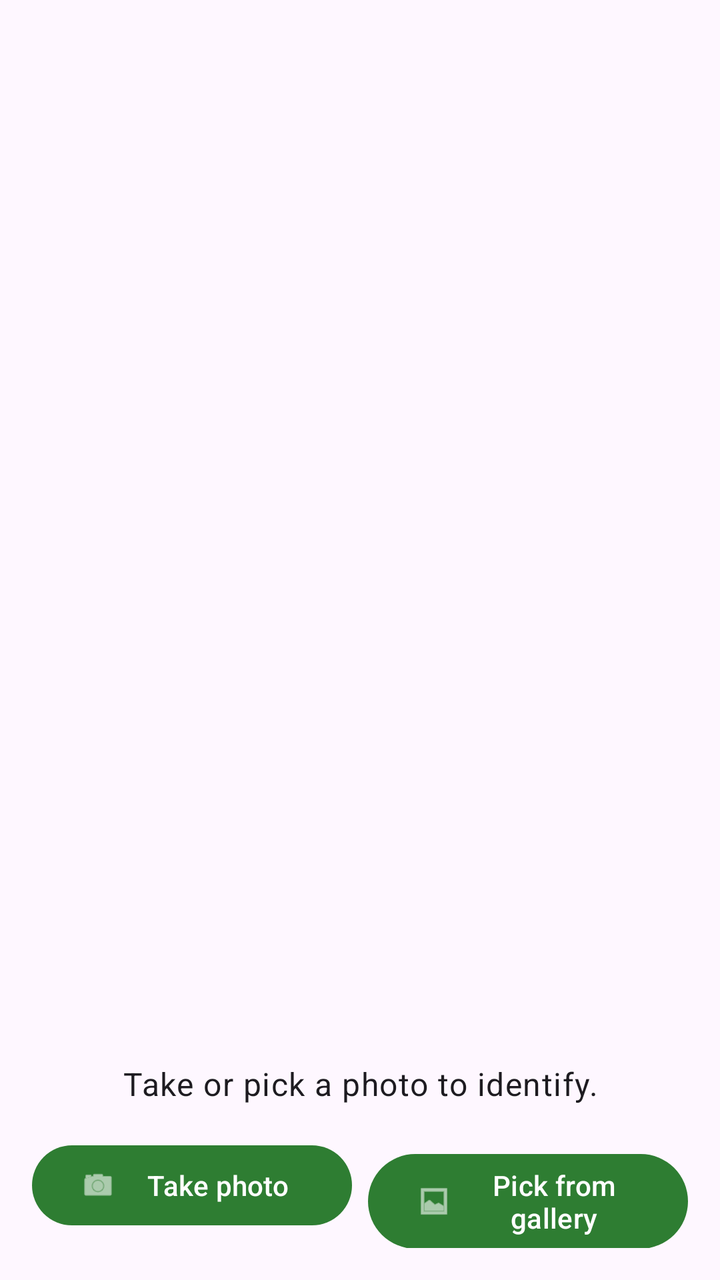
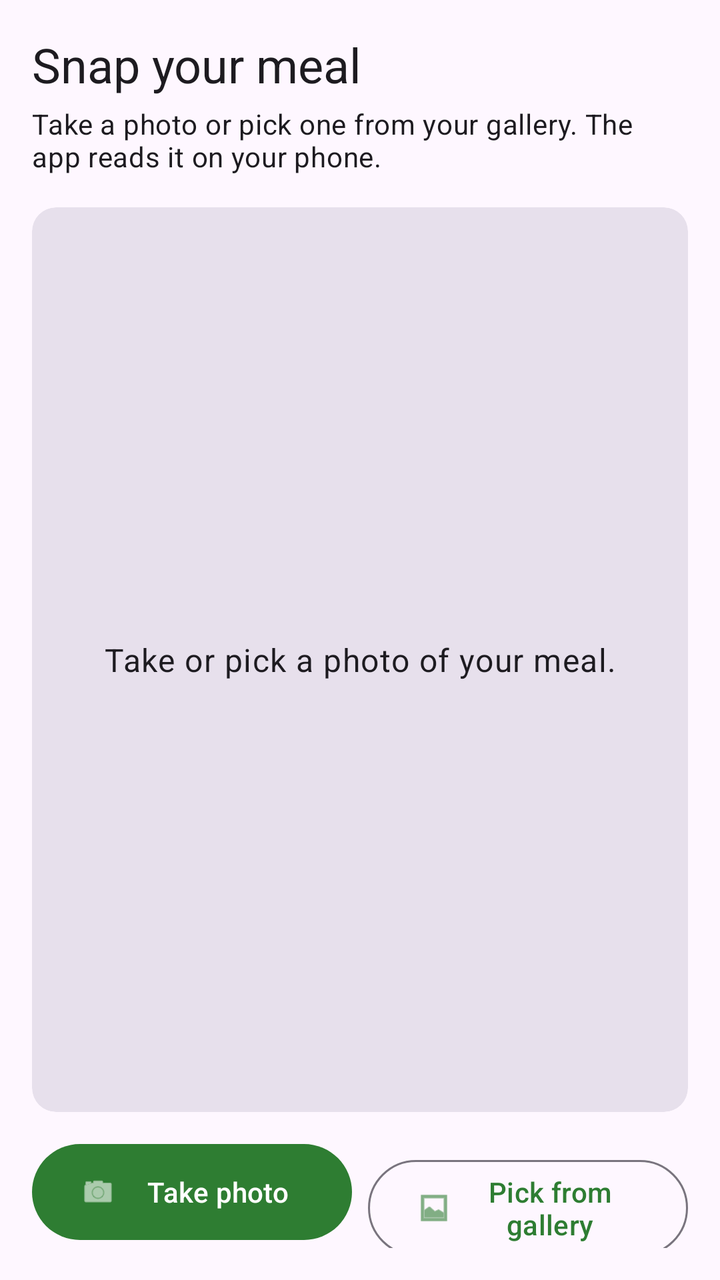

The first picture is an Android layout as it rendered before a commit; the second is the same layout after the commit. The layout source and the unified diff follow.
<!-- AndroidManifest.xml: application theme Theme.Identify -->
<!-- res/layout/fragment_camera.xml -->
<?xml version="1.0" encoding="utf-8"?>
<LinearLayout xmlns:android="http://schemas.android.com/apk/res/android"
    xmlns:app="http://schemas.android.com/apk/res-auto"
    android:layout_width="match_parent"
    android:layout_height="match_parent"
    android:orientation="vertical"
    android:padding="16dp">

    <ImageView
        android:id="@+id/preview_image"
        android:layout_width="match_parent"
        android:layout_height="0dp"
        android:layout_weight="1"
        android:adjustViewBounds="true"
        android:importantForAccessibility="no"
        android:scaleType="fitCenter" />

    <TextView
        android:id="@+id/empty_hint"
        android:layout_width="match_parent"
        android:layout_height="wrap_content"
        android:gravity="center"
        android:paddingVertical="8dp"
        android:text="@string/empty_hint"
        android:textAppearance="?attr/textAppearanceBodyLarge" />

    <TextView
        android:id="@+id/model_status_text"
        android:layout_width="match_parent"
        android:layout_height="wrap_content"
        android:text="@string/model_missing_hint"
        android:textAppearance="?attr/textAppearanceBodyMedium"
        android:visibility="gone" />

    <com.google.android.material.button.MaterialButton
        android:id="@+id/open_settings_button"
        style="@style/Widget.Material3.Button.TextButton"
        android:layout_width="wrap_content"
        android:layout_height="wrap_content"
        android:text="@string/open_settings"
        android:visibility="gone" />

    <com.google.android.material.progressindicator.CircularProgressIndicator
        android:id="@+id/prepare_progress"
        android:layout_width="wrap_content"
        android:layout_height="wrap_content"
        android:layout_gravity="center_horizontal"
        android:layout_marginVertical="8dp"
        android:indeterminate="true"
        android:visibility="gone" />

    <LinearLayout
        android:layout_width="match_parent"
        android:layout_height="wrap_content"
        android:layout_marginTop="8dp"
        android:orientation="horizontal">

        <com.google.android.material.button.MaterialButton
            android:id="@+id/take_photo_button"
            android:layout_width="0dp"
            android:layout_height="wrap_content"
            android:layout_marginEnd="8dp"
            android:layout_weight="1"
            android:text="@string/take_photo"
            app:icon="@android:drawable/ic_menu_camera" />

        <com.google.android.material.button.MaterialButton
            android:id="@+id/pick_photo_button"
            android:layout_width="0dp"
            android:layout_height="wrap_content"
            android:layout_weight="1"
            android:text="@string/pick_photo"
            app:icon="@android:drawable/ic_menu_gallery" />
    </LinearLayout>

    <com.google.android.material.floatingactionbutton.ExtendedFloatingActionButton
        android:id="@+id/identify_fab"
        android:layout_width="wrap_content"
        android:layout_height="wrap_content"
        android:layout_gravity="end"
        android:layout_marginTop="12dp"
        android:text="@string/identify"
        android:visibility="gone" />
</LinearLayout>
<!-- resources referenced by this layout -->
<resources>
  <string name="empty_hint">Take or pick a photo to identify.</string>
  <string name="identify">Identify</string>
  <string name="model_missing_hint">Model not downloaded. Open Settings to download it (about 1.3 GB, one time).</string>
  <string name="open_settings">Open settings</string>
  <string name="pick_photo">Pick from gallery</string>
  <string name="take_photo">Take photo</string>
  <style name="Theme.Identify" parent="Theme.Material3.DayNight.NoActionBar">
          <item name="colorPrimary">@color/brand_green</item>
          <item name="colorOnPrimary">@color/on_brand_green</item>
          <item name="colorPrimaryContainer">@color/brand_green_container</item>
          <item name="colorOnPrimaryContainer">@color/on_brand_green_container</item>
          <item name="colorSecondary">@color/brand_orange</item>
          <item name="colorOnSecondary">@color/on_brand_orange</item>
          <item name="colorSecondaryContainer">@color/brand_orange_container</item>
          <item name="colorOnSecondaryContainer">@color/on_brand_orange_container</item>
          <item name="colorTertiary">@color/brand_orange</item>
      </style>
  <color name="brand_green">#2E7D32</color>
  <color name="on_brand_green">#FFFFFF</color>
  <color name="brand_green_container">#C8E6C9</color>
  <color name="on_brand_green_container">#0B3D0F</color>
  <color name="brand_orange">#E65100</color>
  <color name="on_brand_orange">#FFFFFF</color>
  <color name="brand_orange_container">#FFE0B2</color>
  <color name="on_brand_orange_container">#3E1C00</color>
</resources>

<!-- the commit's change to res/layout/fragment_camera.xml (unified diff, before → after) -->
@@ -6,28 +6,63 @@
     android:orientation="vertical"
     android:padding="16dp">
 
-    <ImageView
-        android:id="@+id/preview_image"
+    <TextView
+        android:layout_width="match_parent"
+        android:layout_height="wrap_content"
+        android:text="@string/snap_title"
+        android:textAppearance="?attr/textAppearanceHeadlineSmall" />
+
+    <TextView
+        android:layout_width="match_parent"
+        android:layout_height="wrap_content"
+        android:layout_marginTop="4dp"
+        android:text="@string/snap_subtitle"
+        android:textAppearance="?attr/textAppearanceBodyMedium" />
+
+    <com.google.android.material.card.MaterialCardView
         android:layout_width="match_parent"
         android:layout_height="0dp"
+        android:layout_marginTop="16dp"
         android:layout_weight="1"
-        android:adjustViewBounds="true"
-        android:importantForAccessibility="no"
-        android:scaleType="fitCenter" />
+        app:cardBackgroundColor="?attr/colorSurfaceVariant"
+        app:strokeWidth="0dp">
 
-    <TextView
-        android:id="@+id/empty_hint"
-        android:layout_width="match_parent"
-        android:layout_height="wrap_content"
-        android:gravity="center"
-        android:paddingVertical="8dp"
-        android:text="@string/empty_hint"
-        android:textAppearance="?attr/textAppearanceBodyLarge" />
+        <FrameLayout
+            android:layout_width="match_parent"
+            android:layout_height="match_parent">
+
+            <ImageView
+                android:id="@+id/preview_image"
+                android:layout_width="match_parent"
+                android:layout_height="match_parent"
+                android:importantForAccessibility="no"
+                android:scaleType="centerCrop" />
+
+            <TextView
+                android:id="@+id/empty_hint"
+                android:layout_width="wrap_content"
+                android:layout_height="wrap_content"
+                android:layout_gravity="center"
+                android:gravity="center"
+                android:padding="24dp"
+                android:text="@string/empty_hint"
+                android:textAppearance="?attr/textAppearanceBodyLarge" />
+
+            <com.google.android.material.progressindicator.CircularProgressIndicator
+                android:id="@+id/prepare_progress"
+                android:layout_width="wrap_content"
+                android:layout_height="wrap_content"
+                android:layout_gravity="center"
+                android:indeterminate="true"
+                android:visibility="gone" />
+        </FrameLayout>
+    </com.google.android.material.card.MaterialCardView>
 
     <TextView
         android:id="@+id/model_status_text"
         android:layout_width="match_parent"
         android:layout_height="wrap_content"
+        android:layout_marginTop="12dp"
         android:text="@string/model_missing_hint"
         android:textAppearance="?attr/textAppearanceBodyMedium"
         android:visibility="gone" />
@@ -40,25 +75,16 @@
         android:text="@string/open_settings"
         android:visibility="gone" />
 
-    <com.google.android.material.progressindicator.CircularProgressIndicator
-        android:id="@+id/prepare_progress"
-        android:layout_width="wrap_content"
-        android:layout_height="wrap_content"
-        android:layout_gravity="center_horizontal"
-        android:layout_marginVertical="8dp"
-        android:indeterminate="true"
-        android:visibility="gone" />
-
     <LinearLayout
         android:layout_width="match_parent"
         android:layout_height="wrap_content"
-        android:layout_marginTop="8dp"
+        android:layout_marginTop="12dp"
         android:orientation="horizontal">
 
         <com.google.android.material.button.MaterialButton
             android:id="@+id/take_photo_button"
             android:layout_width="0dp"
-            android:layout_height="wrap_content"
+            android:layout_height="56dp"
             android:layout_marginEnd="8dp"
             android:layout_weight="1"
             android:text="@string/take_photo"
@@ -66,8 +92,9 @@
 
         <com.google.android.material.button.MaterialButton
             android:id="@+id/pick_photo_button"
+            style="@style/Widget.Material3.Button.OutlinedButton"
             android:layout_width="0dp"
-            android:layout_height="wrap_content"
+            android:layout_height="56dp"
             android:layout_weight="1"
             android:text="@string/pick_photo"
             app:icon="@android:drawable/ic_menu_gallery" />
<!-- resource entries referenced after the edit -->
@@ -1,10 +1,12 @@
 <!-- resources referenced by this layout -->
 <resources>
-  <string name="empty_hint">Take or pick a photo to identify.</string>
-  <string name="identify">Identify</string>
+  <string name="empty_hint">Take or pick a photo of your meal.</string>
+  <string name="identify">Identify food</string>
   <string name="model_missing_hint">Model not downloaded. Open Settings to download it (about 1.3 GB, one time).</string>
   <string name="open_settings">Open settings</string>
   <string name="pick_photo">Pick from gallery</string>
+  <string name="snap_subtitle">Take a photo or pick one from your gallery. The app reads it on your phone.</string>
+  <string name="snap_title">Snap your meal</string>
   <string name="take_photo">Take photo</string>
   <style name="Theme.Identify" parent="Theme.Material3.DayNight.NoActionBar">
           <item name="colorPrimary">@color/brand_green</item>
